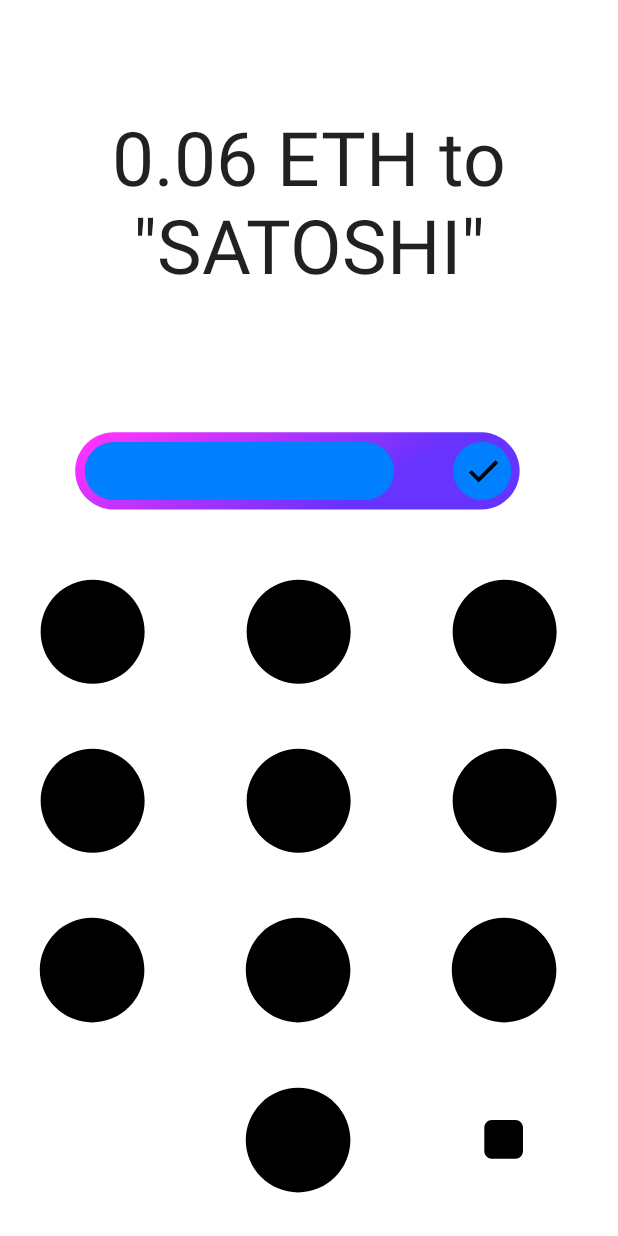
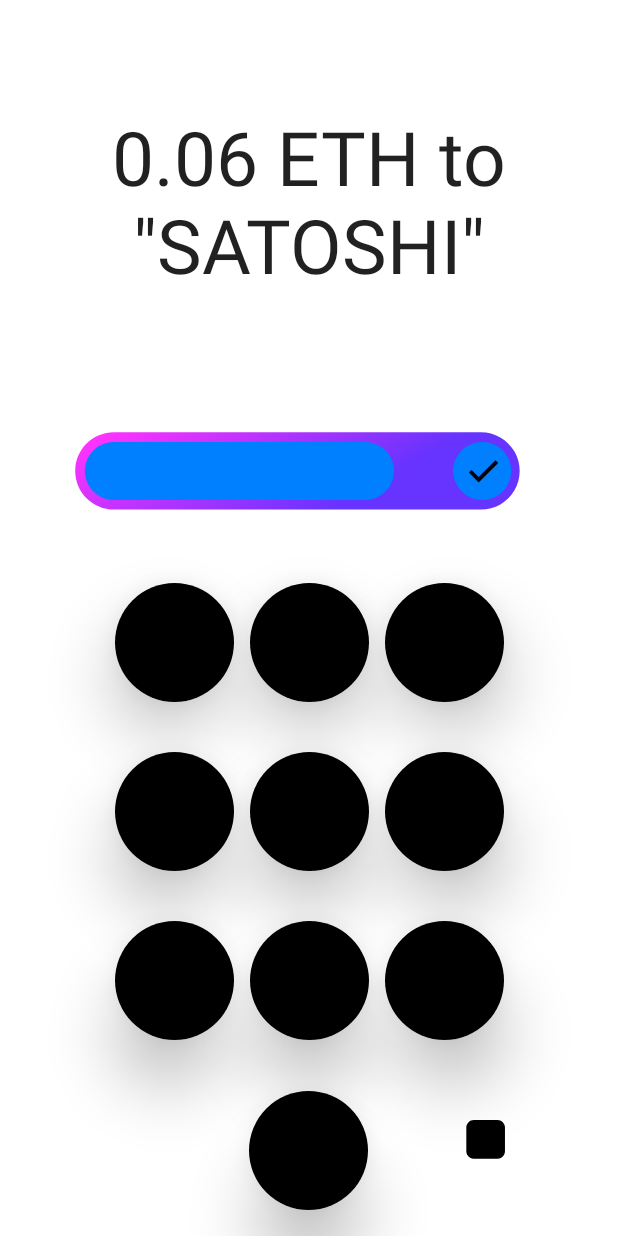
Before and after one commit to Interstellar-Network/wallet-app, an Android app built with Jetpack Compose: the TxPinpad screen opened through its navigation route, on a phone screen of 412 x 824 dp. Run offline under Robolectric (Android 15) with nearby library versions, the phone set to English and light mode, and no system bars.

Commit message:
update TxPinpadScreen

```diff
--- a/androidApp/src/main/java/gg/interstellar/wallet/android/ui/TxPinpadScreen.kt
+++ b/androidApp/src/main/java/gg/interstellar/wallet/android/ui/TxPinpadScreen.kt
@@ -1,29 +1,44 @@
 package gg.interstellar.wallet.android.ui
 
-import androidx.compose.foundation.ExperimentalFoundationApi
+//import androidx.compose.foundation.ExperimentalFoundationApi
 import androidx.compose.foundation.Image
+import androidx.compose.foundation.background
 import androidx.compose.foundation.layout.*
 import androidx.compose.foundation.lazy.GridCells
 import androidx.compose.foundation.lazy.LazyVerticalGrid
+import androidx.compose.foundation.shape.CircleShape
+import androidx.compose.foundation.Canvas
 import androidx.compose.material.Icon
+import androidx.compose.material.Surface
 import androidx.compose.material.Text
+// import com.google.android.material.elevation
 import androidx.compose.runtime.Composable
 import androidx.compose.ui.Alignment
 import androidx.compose.ui.Modifier
+import androidx.compose.ui.draw.*
 import androidx.compose.ui.graphics.Color
+import androidx.compose.ui.layout.ContentScale
 import androidx.compose.ui.res.painterResource
 import androidx.compose.ui.text.style.TextAlign
 import androidx.compose.ui.tooling.preview.Preview
 import androidx.compose.ui.unit.dp
 import androidx.compose.ui.unit.sp
+import androidx.compose.ui.geometry.Offset
 import gg.interstellar.wallet.Greeting
 import gg.interstellar.wallet.android.R
+
+
 
 @Preview
 @Composable
 fun TxPinpadScreen() {
+
     val greeting = Greeting().greeting()
     Column {
+
+
+
+        DisplayLogo()
         MessageTopScreen()
 
         ConfirmMessageMiddleScreen()
@@ -40,6 +55,76 @@ fun TxPinpadScreen() {
         PinpadBottomScreen()
     }
 }
+@Composable
+fun DisplayLogo() {
+
+    //Row(modifier = Modifier
+      //  .fillMaxWidth()
+      //  .fillMaxHeight(0.33f)) {
+
+
+
+
+}
+
+
+
+@Composable
+fun SetPadCircle() {
+
+        Surface(
+            modifier = Modifier
+                    //Adjust Keypad topology with this values
+                .sizeIn(90.dp, 140.dp, 90.dp, 140.dp)
+                .aspectRatio(1f)
+                .padding(5.dp),
+
+            shape = CircleShape,
+            elevation = 25.dp,
+
+        ) { Surface(
+            modifier = Modifier
+                .fillMaxSize(),
+
+            //TO DO  if Theme Dark or Light Theme -> Black or White
+            color = Color.Black
+        ) {} }
+}
+
+/*
+
+             {
+                Canvas(modifier = Modifier
+                    .fillMaxSize()
+                    //.alpha(10f)
+                    .drawBehind {
+                        drawCircle(
+                            color = Color.DarkGray,
+                            //center = Offset(x = canvasWidth / 2, y = canvasHeight / 2),
+                            radius = size.minDimension / 3
+                        )
+                    }
+                    //.shadow(
+                    //elevation = 10.dp,
+                    //shape = CircleShape,
+                    //clip = true
+                ) {
+
+                    val canvasWidth = size.width
+                    val canvasHeight = size.height
+                    drawCircle(
+                        color = Color.Black,
+                        center = Offset(x = canvasWidth / 2, y = canvasHeight / 2),
+                        radius = size.minDimension / 4
+                    )
+                }
+
+            }
+        }
+}
+
+ */
+
 
 @Composable
 private fun MessageTopScreen() {
@@ -49,7 +134,9 @@ private fun MessageTopScreen() {
         // TODO proper OpenGL render using lib_eval?
         Text("0.06 ETH to \"SATOSHI\"", textAlign = TextAlign.Center,
             fontSize = 50.sp,
-            modifier = Modifier.fillMaxHeight().wrapContentHeight(Alignment.CenterVertically))
+            modifier = Modifier
+                .fillMaxHeight()
+                .wrapContentHeight(Alignment.CenterVertically))
     }
 }
 
@@ -61,8 +148,6 @@ private fun ConfirmMessageMiddleScreen() {
             tint = Color.Unspecified)
     }
 }
-
-@OptIn(ExperimentalFoundationApi::class)
 @Composable
 private fun PinpadBottomScreen() {
 //    val numbers = (0..12).toList()
@@ -97,15 +182,131 @@ private fun PinpadBottomScreen() {
 //        }
 //    }
 
+
+
     // We MUST set "weight" on each children, that weight each row will have the same height
     Column {
-        Row(horizontalArrangement = Arrangement.Center, modifier = Modifier.fillMaxWidth().weight(0.25f)) {
+        Row(horizontalArrangement = Arrangement.Center, modifier = Modifier
+            .fillMaxWidth()
+            .weight(0.15f)
+        )
+        {
+
+            SetPadCircle()
+            SetPadCircle()
+            SetPadCircle()
+
+
+        }
+
+        Row(horizontalArrangement = Arrangement.Center, modifier = Modifier
+            .fillMaxWidth()
+            .weight(0.15f)
+        )
+        {
+
+            SetPadCircle()
+            SetPadCircle()
+            SetPadCircle()
+
+        }
+
+        Row(horizontalArrangement = Arrangement.Center, modifier = Modifier
+            .fillMaxWidth()
+            .weight(0.15f)
+        )
+        {
+            SetPadCircle()
+            SetPadCircle()
+            SetPadCircle()
+        }
+
+        Row(horizontalArrangement = Arrangement.Center, modifier = Modifier
+            .fillMaxWidth()
+            .weight(0.15f),
+            verticalAlignment = Alignment.CenterVertically) {
+            // In this case we must set the wight b/c we have different children contrary to the
+            // other rows. TODO? is there a better way to do this?
+            Spacer(Modifier.weight(0.33f))
+
+            SetPadCircle()
+
+
             Icon(
-                painterResource(R.drawable.ic_circle_black_background_shadow),
-                contentDescription = "pinpad input top left",
+                painterResource(R.drawable.ic_undo_black_mockup_component_shadow),
+                contentDescription = "pinpad input cancel",
                 tint = Color.Unspecified,
                 modifier = Modifier.weight(0.33f)
             )
+        }
+    }
+}
+
+
+
+
+
+
+
+
+
+
+
+
+
+
+
+
+@Composable
+private fun PinpadBottomScreenBis() {
+//    val numbers = (0..12).toList()
+
+    // TODO TOREMOVE sort of works, but this is a scrollable layout; which is not what we want
+//    LazyVerticalGrid(
+//        cells = GridCells.Fixed(3)
+//    ) {
+//        items(numbers.size) {
+//            // standard: draw a "circle" for everything except bottom left and bottom right
+//            if(it < 9 || it == 10){
+//                Column(horizontalAlignment = Alignment.CenterHorizontally) {
+//                    // TOREMOVE
+////                    Text(text = "Number")
+////                    Text(text = "  $it",)
+//                    Icon(
+//                        painterResource(R.drawable.ic_circle_black_background_shadow),
+//                        // TODO correct contentDescription eg "top left"
+//                        contentDescription = "pinpad input",
+//                        tint = Color.Unspecified
+//                    )
+//                }
+//            }
+//            // bottom right: draw "undo"
+//            else if(it == 11) {
+//                Icon(
+//                    painterResource(R.drawable.ic_undo_black_mockup_component_shadow),
+//                    contentDescription = "pinpad input cancel",
+//                    tint = Color.Unspecified
+//                )
+//            }
+//        }
+//    }
+
+
+
+    // We MUST set "weight" on each children, that weight each row will have the same height
+    Column {
+        Row(horizontalArrangement = Arrangement.Center, modifier = Modifier
+            .fillMaxWidth()
+            .weight(0.25f)) {
+
+                Icon (
+                    painterResource(R.drawable.ic_circle_black_background_shadow),
+                    contentDescription = "pinpad input top left",
+                    tint = Color.Unspecified,
+                    modifier = Modifier.weight(0.33f),
+                   // elevation = "2dp"
+                )
+
             Icon(
                 painterResource(R.drawable.ic_circle_black_background_shadow),
                 contentDescription = "pinpad input top middle",
@@ -120,12 +321,17 @@ private fun PinpadBottomScreen() {
             )
         }
 
-        Row(horizontalArrangement = Arrangement.Center, modifier = Modifier.fillMaxWidth().weight(0.25f)) {
+        Row(horizontalArrangement = Arrangement.Center, modifier = Modifier
+            .fillMaxWidth()
+            .weight(0.25f)) {
+
+
             Icon(
                 painterResource(R.drawable.ic_circle_black_background_shadow),
                 contentDescription = "pinpad input middle left",
                 tint = Color.Unspecified,
-                modifier = Modifier.weight(0.33f)
+                modifier = Modifier.weight(0.33f),
+
             )
             Icon(
                 painterResource(R.drawable.ic_circle_black_background_shadow),
@@ -141,7 +347,9 @@ private fun PinpadBottomScreen() {
             )
         }
 
-        Row(horizontalArrangement = Arrangement.Center, modifier = Modifier.fillMaxWidth().weight(0.25f)) {
+        Row(horizontalArrangement = Arrangement.Center, modifier = Modifier
+            .fillMaxWidth()
+            .weight(0.25f)) {
             Icon(
                 painterResource(R.drawable.ic_circle_black_background_shadow),
                 contentDescription = "pinpad input bottom left",
@@ -162,7 +370,9 @@ private fun PinpadBottomScreen() {
             )
         }
 
-        Row(horizontalArrangement = Arrangement.Center, modifier = Modifier.fillMaxWidth().weight(0.25f),
+        Row(horizontalArrangement = Arrangement.Center, modifier = Modifier
+            .fillMaxWidth()
+            .weight(0.25f),
             verticalAlignment = Alignment.CenterVertically) {
             // In this case we must set the wight b/c we have different children contrary to the
             // other rows. TODO? is there a better way to do this?
--- a/androidApp/src/main/java/gg/interstellar/wallet/android/ui/theme/Theme.kt
+++ b/androidApp/src/main/java/gg/interstellar/wallet/android/ui/theme/Theme.kt
@@ -15,16 +15,16 @@ private val DarkColorPalette = darkColors(
 private val LightColorPalette = lightColors(
     primary = Purple500,
     primaryVariant = Purple700,
-    secondary = Teal200
+    secondary = Teal200,
 
-    /* Other default colors to override
+    /*  Other default colors to override
     background = Color.White,
     surface = Color.White,
     onPrimary = Color.White,
     onSecondary = Color.Black,
     onBackground = Color.Black,
     onSurface = Color.Black,
-    */
+*/
 )
 
 @Composable
```
Also changed, not shown: androidApp/src/main/res/Interstellar_Black_Text.png (added).
